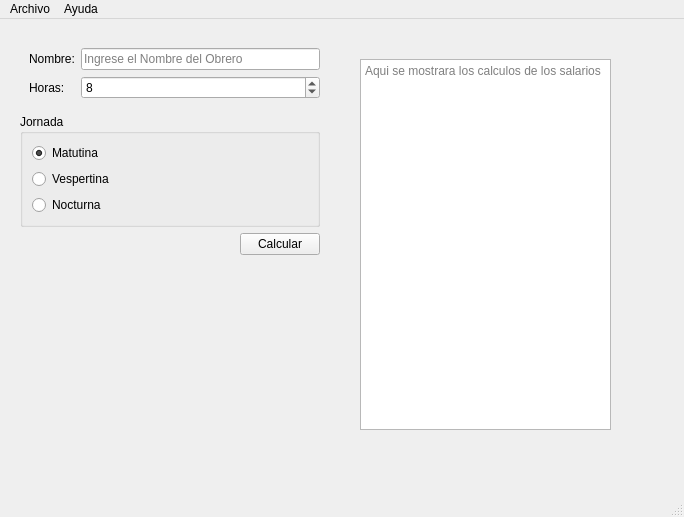
The window that salarios.ui (Erik68e/P59-Qt-Salarios) describes before a commit, drawn with Qt 5.
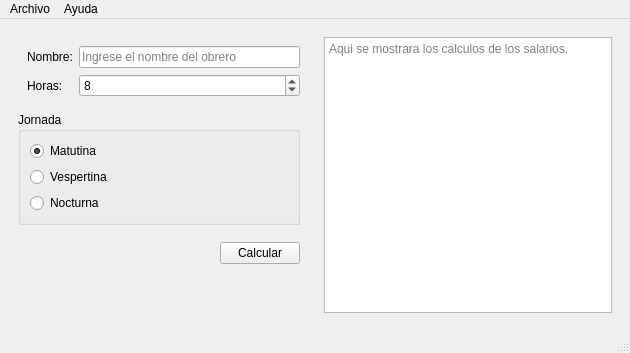
The same window after the commit.

Commit message: Calculos desde la GUI

What changed in the file:
```diff
--- a/salarios.ui
+++ b/salarios.ui
@@ -6,23 +6,17 @@
    <rect>
     <x>0</x>
     <y>0</y>
-    <width>684</width>
-    <height>517</height>
+    <width>630</width>
+    <height>353</height>
    </rect>
   </property>
   <property name="windowTitle">
    <string>Salarios</string>
   </property>
   <widget class="QWidget" name="centralwidget">
+   <layout class="QHBoxLayout" name="horizontalLayout_2">
+    <item>
    <widget class="QWidget" name="widget" native="true">
-    <property name="geometry">
-     <rect>
-      <x>20</x>
-      <y>20</y>
-      <width>300</width>
-      <height>401</height>
-     </rect>
-    </property>
     <property name="sizePolicy">
      <sizepolicy hsizetype="Fixed" vsizetype="Preferred">
       <horstretch>0</horstretch>
@@ -35,15 +29,9 @@
       <height>0</height>
      </size>
     </property>
-    <property name="styleSheet">
-     <string notr="true"/>
-    </property>
-    <layout class="QVBoxLayout" name="verticalLayout">
+      <layout class="QVBoxLayout" name="verticalLayout_2">
      <item>
       <widget class="QWidget" name="widget_3" native="true">
-       <property name="styleSheet">
-        <string notr="true"/>
-       </property>
        <layout class="QFormLayout" name="formLayout">
         <property name="rightMargin">
          <number>0</number>
@@ -58,7 +46,7 @@
         <item row="0" column="1">
          <widget class="QLineEdit" name="InNombre">
           <property name="placeholderText">
-           <string>Ingrese el Nombre del Obrero</string>
+             <string>Ingrese el nombre del obrero</string>
           </property>
          </widget>
         </item>
@@ -90,16 +78,9 @@
        <property name="title">
         <string>Jornada</string>
        </property>
-       <layout class="QGridLayout" name="gridLayout">
-        <item row="2" column="0">
-         <widget class="QRadioButton" name="InNocturna">
-          <property name="text">
-           <string>Nocturna</string>
-          </property>
-         </widget>
-        </item>
-        <item row="0" column="0">
-         <widget class="QRadioButton" name="InMatutino">
+         <layout class="QVBoxLayout" name="verticalLayout">
+          <item>
+           <widget class="QRadioButton" name="inMatutino">
           <property name="text">
            <string>Matutina</string>
           </property>
@@ -108,24 +89,28 @@
           </property>
          </widget>
         </item>
-        <item row="1" column="0">
-         <widget class="QRadioButton" name="InVespertina">
+          <item>
+           <widget class="QRadioButton" name="inVespertina">
           <property name="text">
            <string>Vespertina</string>
           </property>
          </widget>
         </item>
+          <item>
+           <widget class="QRadioButton" name="inNocturna">
+            <property name="text">
+             <string>Nocturna</string>
+            </property>
+           </widget>
+          </item>
        </layout>
       </widget>
      </item>
      <item>
       <widget class="QWidget" name="widget_4" native="true">
-       <property name="styleSheet">
-        <string notr="true"/>
-       </property>
        <layout class="QHBoxLayout" name="horizontalLayout">
         <property name="topMargin">
-         <number>0</number>
+           <number>11</number>
         </property>
         <property name="rightMargin">
          <number>0</number>
@@ -137,7 +122,7 @@
           </property>
           <property name="sizeHint" stdset="0">
            <size>
-            <width>91</width>
+              <width>164</width>
             <height>20</height>
            </size>
           </property>
@@ -161,49 +146,38 @@
        <property name="sizeHint" stdset="0">
         <size>
          <width>20</width>
-         <height>40</height>
+           <height>5</height>
         </size>
        </property>
       </spacer>
      </item>
     </layout>
    </widget>
+    </item>
+    <item>
    <widget class="QWidget" name="widget_2" native="true">
-    <property name="geometry">
-     <rect>
-      <x>330</x>
-      <y>20</y>
-      <width>291</width>
-      <height>401</height>
-     </rect>
-    </property>
-    <property name="styleSheet">
-     <string notr="true"/>
-    </property>
+      <layout class="QVBoxLayout" name="verticalLayout_3">
+       <item>
     <widget class="QPlainTextEdit" name="outResultado">
-     <property name="geometry">
-      <rect>
-       <x>30</x>
-       <y>20</y>
-       <width>251</width>
-       <height>371</height>
-      </rect>
-     </property>
      <property name="readOnly">
       <bool>true</bool>
      </property>
      <property name="placeholderText">
-      <string>Aqui se mostrara los calculos de los salarios</string>
-     </property>
-    </widget>
-   </widget>
+          <string>Aqui se mostrara los calculos de los salarios.</string>
+         </property>
+        </widget>
+       </item>
+      </layout>
+     </widget>
+    </item>
+   </layout>
   </widget>
   <widget class="QMenuBar" name="menubar">
    <property name="geometry">
     <rect>
      <x>0</x>
      <y>0</y>
-     <width>684</width>
+     <width>630</width>
      <height>26</height>
     </rect>
    </property>
```
Left out of the diff: 10 changed lines with no effect on the pictures. Lines whose indentation alone changed are shown as unchanged. The commit also changes 3 other files.
